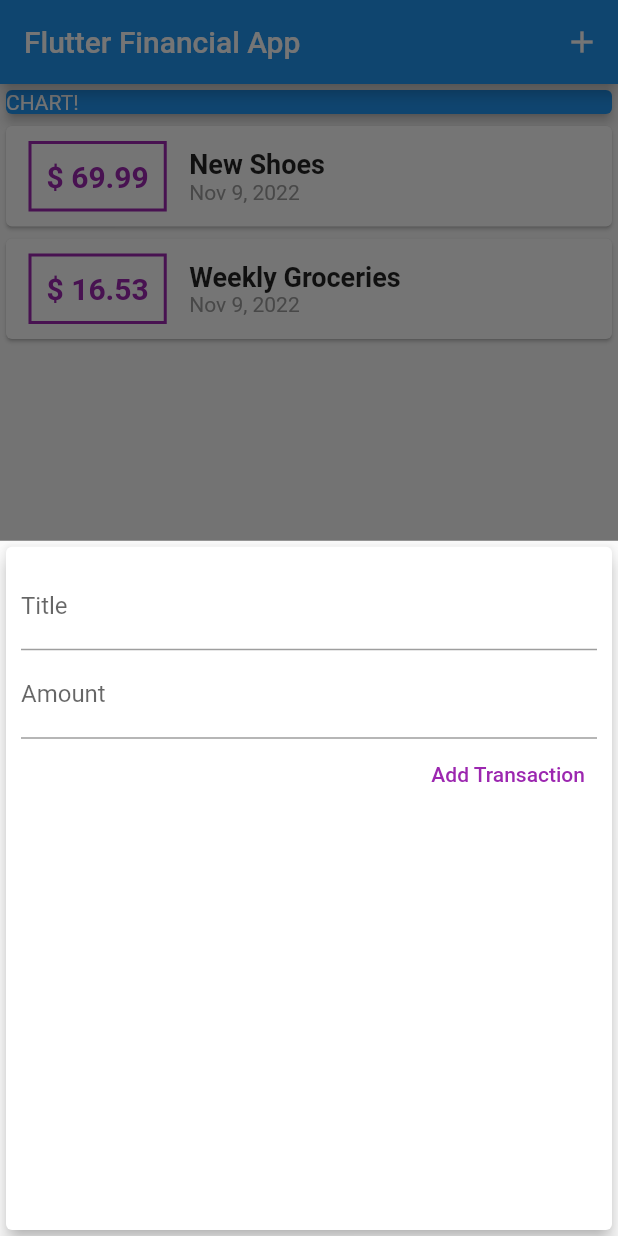
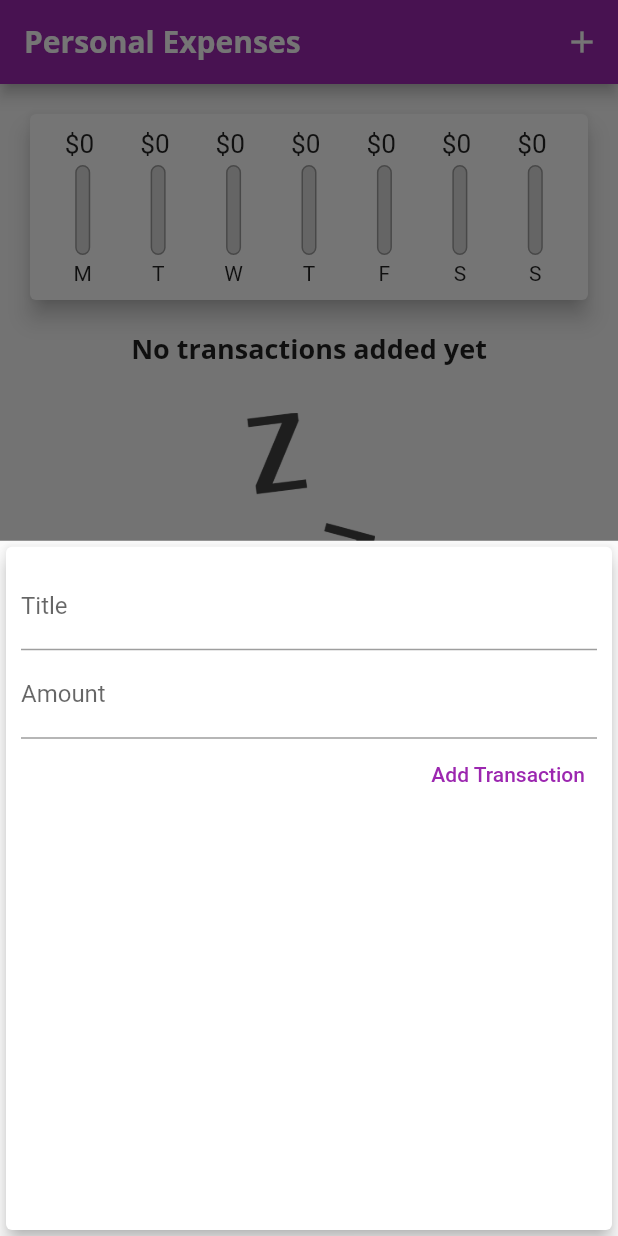
Before and after one commit to noiro-id/flutter_financeapp, a Flutter app: the screen it shows after launch, after a tap on the "add" icon, on a phone screen of 412 x 824 dp. Run offline on Flutter 3.47's test engine with Material 2 defaults, Android fonts, the phone set to English and light mode, and no system bars; our stand-ins replace wakelock; Roboto replaces fonts that are missing (Open Sans).

Commit message:
implemented chart with starting day of monday.

```diff
--- a/lib/main.dart
+++ b/lib/main.dart
@@ -2,6 +2,7 @@ import 'package:flutter/material.dart';
 import 'package:flutter_financeapp/widgets/transaction_list.dart';
 import 'package:wakelock/wakelock.dart';
 import './widgets/new_transaction.dart';
+import './widgets/chart.dart';
 import './models/transaction.dart';
 
 void main() => runApp(const MyApp());
@@ -13,11 +14,31 @@ class MyApp extends StatelessWidget {
   Widget build(BuildContext context) {
     Wakelock.enable();
 
-    return const MaterialApp(
-      title: 'Flutter Finance App',
+    return MaterialApp(
+      title: 'Personal Expenses',
+      theme: ThemeData(
+        colorScheme: ColorScheme.fromSwatch(
+          primarySwatch: Colors.purple,
+        ).copyWith(
+          secondary: Colors.amber,
+        ),
+        fontFamily: 'Quicksand',
+        appBarTheme: const AppBarTheme(
+          titleTextStyle: TextStyle(
+              fontFamily: 'OpenSans',
+              fontSize: 20,
+              fontWeight: FontWeight.bold),
+        ),
+        textTheme: ThemeData.light().textTheme.copyWith(
+              headline6: const TextStyle(
+                  fontFamily: 'OpenSans',
+                  fontWeight: FontWeight.bold,
+                  fontSize: 18),
+            ),
+      ),
       debugShowCheckedModeBanner: false,
       // theme: ThemeData.from(colorScheme: const ColorScheme.dark()),
-      home: MyHomePage(),
+      home: const MyHomePage(),
     );
   }
 }
@@ -31,19 +52,31 @@ class MyHomePage extends StatefulWidget {
 
 class _MyHomePageState extends State<MyHomePage> {
   final List<Transaction> _userTransactions = [
-    Transaction(
-      id: 't1',
-      title: 'New Shoes',
-      amount: 69.99,
-      date: DateTime.now(),
-    ),
-    Transaction(
-      id: 't2',
-      title: 'Weekly Groceries',
-      amount: 16.53,
-      date: DateTime.now(),
-    ),
+    // Transaction(
+    //   id: 't1',
+    //   title: 'New Shoes',
+    //   amount: 69.99,
+    //   date: DateTime.now(),
+    // ),
+    // Transaction(
+    //   id: 't2',
+    //   title: 'Weekly Groceries',
+    //   amount: 16.53,
+    //   date: DateTime.now(),
+    // ),
   ];
+
+  List<Transaction> get _recentTransactions {
+    return _userTransactions.where(
+      (tx) {
+        return tx.date.isAfter(
+          DateTime.now().subtract(
+            const Duration(days: 7),
+          ),
+        );
+      },
+    ).toList();
+  }
 
   void _addNewTransaction(String txTitle, double txAmount) {
     final newTx = Transaction(
@@ -75,7 +108,9 @@ class _MyHomePageState extends State<MyHomePage> {
   Widget build(BuildContext context) {
     return Scaffold(
       appBar: AppBar(
-        title: const Text('Flutter Financial App'),
+        title: const Text('Personal Expenses',
+            style: TextStyle(fontFamily: 'Open Sans')),
+        // backgroundColor: Colors.red,
         actions: [
           IconButton(
             onPressed: () => _startAddNewTransaction(context),
@@ -90,19 +125,7 @@ class _MyHomePageState extends State<MyHomePage> {
           // mainAxisAlignment: MainAxisAlignment.start,
           crossAxisAlignment: CrossAxisAlignment.stretch,
           children: [
-            const SizedBox(
-              width: double.infinity,
-              child: Card(
-                color: Colors.blue,
-                elevation: 3,
-                child: Text(
-                  'CHART!',
-                  style: TextStyle(
-                    color: Colors.white,
-                  ),
-                ),
-              ),
-            ),
+            Chart(_recentTransactions),
             TransactionList(_userTransactions)
           ],
         ),
--- /dev/null
+++ b/lib/widgets/chart.dart
@@ -0,0 +1,76 @@
+import 'package:flutter/material.dart';
+import 'package:intl/intl.dart';
+import '../models/transaction.dart';
+import './chart_bar.dart';
+
+class Chart extends StatelessWidget {
+  final List<Transaction> recentTransactions;
+
+  List<Map<String, Object>> get groupedTransactionValues {
+    return List.generate(
+      7,
+      (index) {
+        var monday = DateTime.now();
+        while (monday.weekday != 1) {
+          monday = monday.subtract((const Duration(days: 1)));
+        }
+
+        // final weekDay = DateTime.now().subtract(
+        //   Duration(days: index),
+        // );
+        final weekDay = monday.add(
+          Duration(days: index),
+        );
+        var totalSum = 0.0;
+
+        for (var i = 0; i < recentTransactions.length; i++) {
+          if (recentTransactions[i].date.day == weekDay.day &&
+              recentTransactions[i].date.month == weekDay.month &&
+              recentTransactions[i].date.year == weekDay.year) {
+            totalSum += recentTransactions[i].amount;
+          }
+        }
+
+        return {
+          'day': DateFormat.E().format(weekDay).substring(0, 1),
+          'amount': totalSum
+        };
+      },
+    );
+  }
+
+  double get totalSpending {
+    return groupedTransactionValues.fold(0.0, (sum, item) {
+      return sum + (item['amount'] as double);
+    });
+  }
+
+  const Chart(this.recentTransactions, {super.key});
+
+  @override
+  Widget build(BuildContext context) {
+    return Card(
+        elevation: 6,
+        margin: const EdgeInsets.all(20),
+        child: Padding(
+          padding: const EdgeInsets.all(10),
+          child: Row(
+            mainAxisAlignment: MainAxisAlignment.spaceAround,
+            children: groupedTransactionValues.map(
+              (data) {
+                return Flexible(
+                  // flex: 1,
+                  fit: FlexFit.tight,
+                  child: ChartBar(
+                      data['day'].toString(),
+                      data['amount'] as double,
+                      totalSpending == 0.0
+                          ? 0.0
+                          : (data['amount'] as double) / totalSpending),
+                );
+              },
+            ).toList(),
+          ),
+        ));
+  }
+}
--- /dev/null
+++ b/lib/widgets/chart_bar.dart
@@ -0,0 +1,55 @@
+import 'package:flutter/material.dart';
+
+class ChartBar extends StatelessWidget {
+  final String label;
+  final double spendingAmount;
+  final double spendingPctOfTotal;
+
+  const ChartBar(this.label, this.spendingAmount, this.spendingPctOfTotal,
+      {super.key});
+
+  @override
+  Widget build(BuildContext context) {
+    return Column(
+      children: [
+        Container(
+          height: 20,
+          child: FittedBox(
+            child: Text('\$${spendingAmount.toStringAsFixed(0)} '),
+          ),
+        ),
+        const SizedBox(
+          height: 4,
+        ),
+        SizedBox(
+          height: 60,
+          width: 10,
+          child: Stack(
+            children: [
+              Container(
+                decoration: BoxDecoration(
+                  border: Border.all(color: Colors.grey, width: 1.0),
+                  color: const Color.fromRGBO(220, 220, 220, 1),
+                  borderRadius: BorderRadius.circular(20),
+                ),
+              ),
+              FractionallySizedBox(
+                heightFactor: spendingPctOfTotal,
+                child: Container(
+                  decoration: BoxDecoration(
+                    color: Theme.of(context).colorScheme.primary,
+                    borderRadius: BorderRadius.circular(10),
+                  ),
+                ),
+              )
+            ],
+          ),
+        ),
+        const SizedBox(
+          height: 4,
+        ),
+        Text(label),
+      ],
+    );
+  }
+}
--- a/lib/widgets/transaction_list.dart
+++ b/lib/widgets/transaction_list.dart
@@ -10,53 +10,89 @@ class TransactionList extends StatelessWidget {
   @override
   Widget build(BuildContext context) {
     return SizedBox(
-      height: double.maxFinite,
-      child: ListView.builder(
-        itemBuilder: (context, index) {
-          return Card(
-            child: Row(
-              children: <Widget>[
-                Container(
-                  margin: const EdgeInsets.symmetric(
-                    vertical: 10,
-                    horizontal: 15,
-                  ),
-                  decoration: BoxDecoration(
-                    // borderRadius: BorderRadius.circular((10)),
-                    border: Border.all(
-                      color: Colors.purple,
-                      width: 2,
-                    ),
-                  ),
-                  padding: const EdgeInsets.all(10),
-                  child: Text(
-                    '\$ ${transactions[index].amount.toStringAsFixed(2)}',
-                    style: const TextStyle(
-                      fontWeight: FontWeight.bold,
-                      fontSize: 20,
-                      color: Colors.purple,
-                    ),
-                  ),
-                ),
-                Column(
-                  crossAxisAlignment: CrossAxisAlignment.start,
-                  children: <Widget>[
-                    Text(
-                      transactions[index].title,
-                      style: const TextStyle(
-                        fontSize: 18,
-                        fontWeight: FontWeight.bold,
-                      ),
-                    ),
-                    Text(
-                      DateFormat().add_yMMMd().format(transactions[index].date),
-                      style: const TextStyle(
-                        color: Colors.grey,
+      height: 300,
+      child: transactions.isEmpty
+          ? Column(
+              children: [
+                Text('No transactions added yet',
+                    style: Theme.of(context).textTheme.headline6),
+                const SizedBox(height: 30),
+                SizedBox(
+                  height: 200,
+                  child: Image.asset(
+                    'assets/images/waiting.png',
+                    fit: BoxFit.cover,
                   ),
                 ),
               ],
+            )
+          : ListView.builder(
+              itemBuilder: (context, index) {
+                // return Card(
+                //   child: Row(
+                //     children: <Widget>[
+                //       Container(
+                //         margin: const EdgeInsets.symmetric(
+                //           vertical: 10,
+                //           horizontal: 15,
+                //         ),
+                //         decoration: BoxDecoration(
+                //           borderRadius: BorderRadius.circular(5),
+                //           border: Border.all(
+                //             color: Theme.of(context).primaryColor,
+                //             width: 2,
+                //           ),
+                //         ),
+                //         padding: const EdgeInsets.all(10),
+                //         child: Text(
+                //           '\$ ${transactions[index].amount.toStringAsFixed(2)}',
+                //           style: TextStyle(
+                //             fontWeight: FontWeight.bold,
+                //             fontSize: 20,
+                //             color: Theme.of(context).primaryColor,
+                //           ),
+                //         ),
+                //       ),
+                //       Column(
+                //         crossAxisAlignment: CrossAxisAlignment.start,
+                //         children: <Widget>[
+                //           Text(
+                //             transactions[index].title,
+                //             style: Theme.of(context).textTheme.headline6,
+                //           ),
+                //           Text(
+                //             DateFormat()
+                //                 .add_yMMMd()
+                //                 .format(transactions[index].date),
+                //             style: const TextStyle(
+                //               color: Colors.grey,
+                //             ),
+                //           ),
+                //         ],
+                //       ),
+                //     ],
+                //   ),
+                // );
+                return Card(
+                  elevation: 5,
+                  margin: const EdgeInsets.symmetric(
+                    vertical: 8,
+                    horizontal: 5,
                   ),
-              ],
+                  child: ListTile(
+                    leading: CircleAvatar(
+                      backgroundColor: Theme.of(context).colorScheme.primary,
+                      radius: 30,
+                      child: Padding(
+                        padding: const EdgeInsets.all(6),
+                        child: FittedBox(
+                            child: Text('\$${transactions[index].amount}')),
+                      ),
+                    ),
+                    title: Text(transactions[index].title,
+                        style: Theme.of(context).textTheme.headline6),
+                    subtitle: Text(
+                        DateFormat.yMMMd().format(transactions[index].date)),
                   ),
                 );
               },
```
Also changed, not shown: pubspec.yaml (+16 -10 lines), assets/fonts/OpenSans-Bold.ttf (added), assets/fonts/OpenSans-Regular.ttf (added), assets/fonts/Quicksand-Bold.ttf (added), assets/fonts/Quicksand-Light.ttf (added), assets/fonts/Quicksand-Medium.ttf (added), assets/fonts/Quicksand-Regular.ttf (added), assets/images/waiting.png (added). Lines whose indentation alone changed are shown as unchanged.
